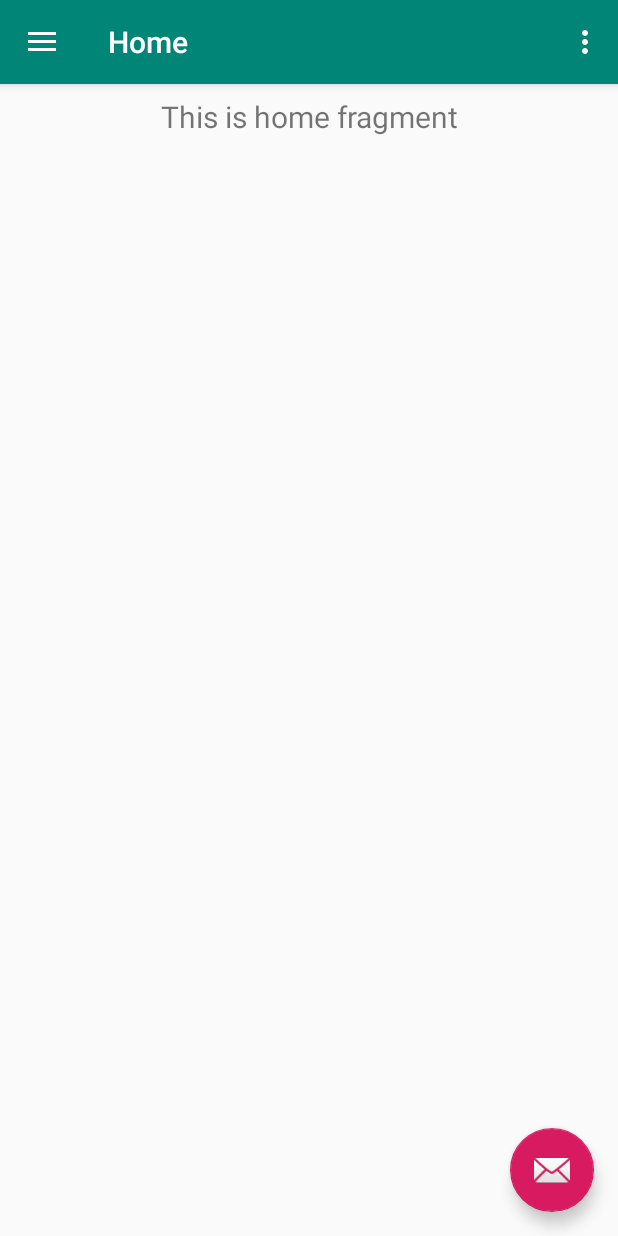
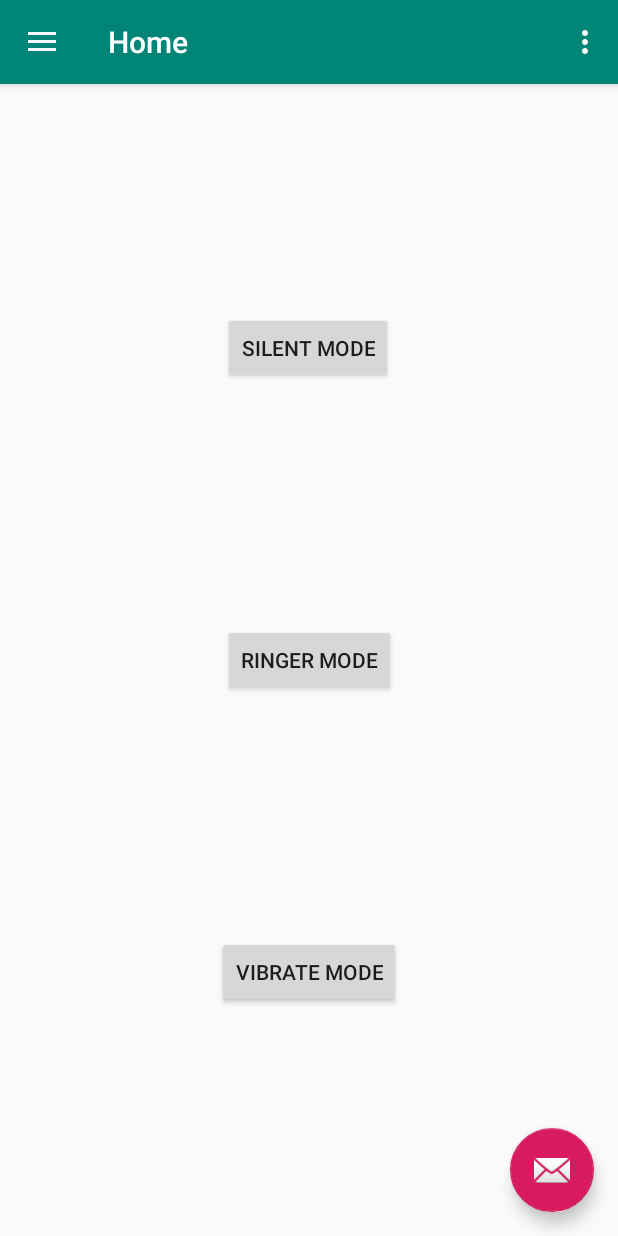
Before and after one commit to ValdesChe/SmoothSwitch, an Android app: the screen it shows after launch (MainActivity), on a phone screen of 412 x 824 dp. Run offline under Robolectric (Android 15) with nearby library versions, the phone set to English and light mode, and no system bars; our stand-ins replace navigation-ui.

Commit message:
ringer mode manager

```diff
--- a/app/build.gradle
+++ b/app/build.gradle
@@ -17,6 +17,10 @@ android {
             proguardFiles getDefaultProguardFile('proguard-android-optimize.txt'), 'proguard-rules.pro'
         }
     }
+    compileOptions {
+        sourceCompatibility = 1.8
+        targetCompatibility = 1.8
+    }
 }
 
 dependencies {
--- a/app/src/main/java/com/smoothswitch/ui/home/HomeFragment.java
+++ b/app/src/main/java/com/smoothswitch/ui/home/HomeFragment.java
@@ -4,31 +4,44 @@ import android.os.Bundle;
 import android.view.LayoutInflater;
 import android.view.View;
 import android.view.ViewGroup;
-import android.widget.TextView;
+import android.widget.Button;
+import android.widget.Toast;
 
-import androidx.annotation.Nullable;
 import androidx.annotation.NonNull;
 import androidx.fragment.app.Fragment;
-import androidx.lifecycle.Observer;
 import androidx.lifecycle.ViewModelProviders;
 
 import com.smoothswitch.R;
+import com.smoothswitch.RingerMode;
+import com.smoothswitch.RingerModeManager;
 
 public class HomeFragment extends Fragment {
 
+    private RingerModeManager soundModeManager;
+
     private HomeViewModel homeViewModel;
+    private Button silent, normal, vibrate;
 
     public View onCreateView(@NonNull LayoutInflater inflater,
                              ViewGroup container, Bundle savedInstanceState) {
         homeViewModel =
                 ViewModelProviders.of(this).get(HomeViewModel.class);
         View root = inflater.inflate(R.layout.fragment_home, container, false);
-        final TextView textView = root.findViewById(R.id.text_home);
-        homeViewModel.getText().observe(this, new Observer<String>() {
-            @Override
-            public void onChanged(@Nullable String s) {
-                textView.setText(s);
-            }
+        silent = root.findViewById(R.id.silentModeButton);
+        normal = root.findViewById(R.id.ringerModeButton);
+        vibrate = root.findViewById(R.id.vibrateModeButton);
+//        final TextView textView = root.findViewById(R.id.text_home);
+        soundModeManager = new RingerModeManager(getActivity());
+
+        silent.setOnClickListener(v -> soundModeManager.setRingerMode(RingerMode.SILENT));
+        normal.setOnClickListener(v -> soundModeManager.setRingerMode(RingerMode.NORMAL));
+        vibrate.setOnClickListener(v -> {
+            soundModeManager.setRingerMode(RingerMode.VIBRATE);
+            Toast.makeText(getContext(), "VIBRATE", Toast.LENGTH_SHORT).show();
+        });
+
+        homeViewModel.getText().observe(this, s -> {
+//                textView.setText(s);
         });
         return root;
     }
--- a/app/src/main/res/layout/fragment_home.xml
+++ b/app/src/main/res/layout/fragment_home.xml
@@ -1,19 +1,40 @@
 <?xml version="1.0" encoding="utf-8"?>
 <androidx.constraintlayout.widget.ConstraintLayout xmlns:android="http://schemas.android.com/apk/res/android"
     xmlns:app="http://schemas.android.com/apk/res-auto"
+    xmlns:tools="http://schemas.android.com/tools"
     android:layout_width="match_parent"
     android:layout_height="match_parent">
 
-    <TextView
-        android:id="@+id/text_home"
-        android:layout_width="match_parent"
+    <Button
+        android:id="@+id/silentModeButton"
+        android:layout_width="wrap_content"
         android:layout_height="wrap_content"
-        android:layout_marginStart="8dp"
-        android:layout_marginTop="8dp"
-        android:layout_marginEnd="8dp"
-        android:textAlignment="center"
-        android:textSize="20sp"
+        android:layout_marginBottom="8dp"
+        android:text="@string/silentMode"
+        app:layout_constraintBottom_toTopOf="@+id/ringerModeButton"
+        app:layout_constraintEnd_toEndOf="parent"
+        app:layout_constraintHorizontal_bias="0.498"
+        app:layout_constraintStart_toStartOf="parent"
+        app:layout_constraintTop_toTopOf="parent" />
+
+    <Button
+        android:id="@+id/ringerModeButton"
+        android:layout_width="wrap_content"
+        android:layout_height="wrap_content"
+        android:text="@string/ringerMode"
+        app:layout_constraintBottom_toTopOf="@+id/vibrateModeButton"
         app:layout_constraintEnd_toEndOf="parent"
         app:layout_constraintStart_toStartOf="parent"
-        app:layout_constraintTop_toTopOf="parent" />
+        app:layout_constraintTop_toBottomOf="@+id/silentModeButton" />
+
+    <Button
+        android:id="@+id/vibrateModeButton"
+        android:layout_width="wrap_content"
+        android:layout_height="wrap_content"
+        android:layout_marginTop="8dp"
+        android:text="@string/vibrateMode"
+        app:layout_constraintBottom_toBottomOf="parent"
+        app:layout_constraintEnd_toEndOf="parent"
+        app:layout_constraintStart_toStartOf="parent"
+        app:layout_constraintTop_toBottomOf="@+id/ringerModeButton" />
 </androidx.constraintlayout.widget.ConstraintLayout>
--- a/app/src/main/res/values/strings.xml
+++ b/app/src/main/res/values/strings.xml
@@ -13,4 +13,7 @@
     <string name="menu_tools">Tools</string>
     <string name="menu_share">Share</string>
     <string name="menu_send">Send</string>
+    <string name="silentMode">Silent Mode</string>
+    <string name="ringerMode">Ringer Mode</string>
+    <string name="vibrateMode">Vibrate Mode</string>
 </resources>
```
Also changed, not shown: app/src/main/java/com/smoothswitch/PhoneLocationManager.java (added, +15 -0 lines), app/src/main/java/com/smoothswitch/RingerMode.java (added, +8 -0 lines), app/src/main/java/com/smoothswitch/RingerModeManager.java (added, +43 -0 lines).
